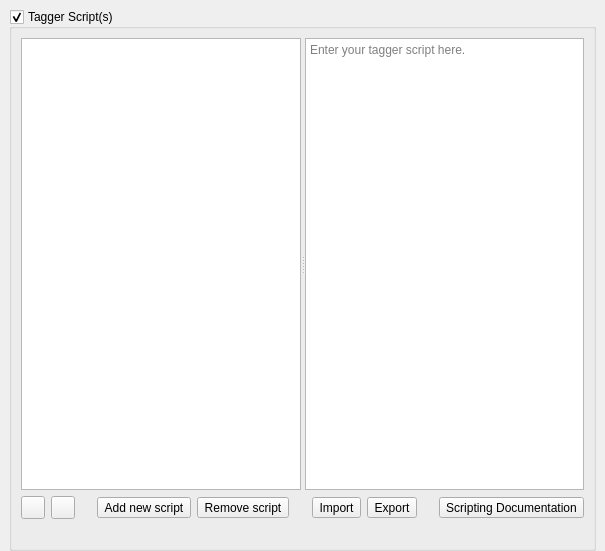
Before: the Qt Designer form ui/options_script.ui in metabrainz/picard, drawn with Qt 5.
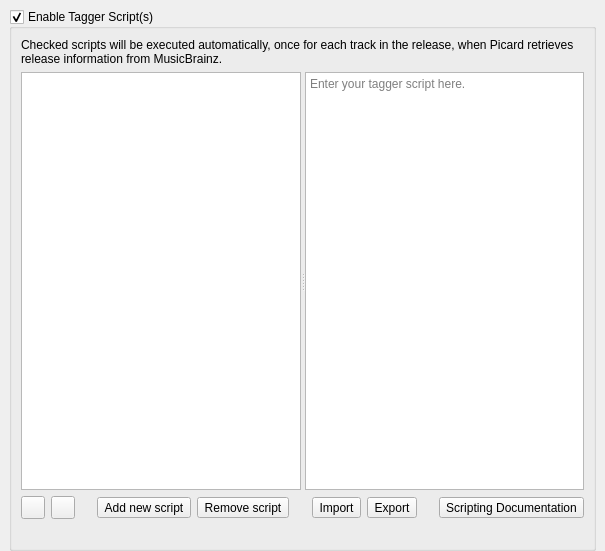
After: the same form once the commit is applied. Icons and pictures are not drawn. Custom widgets are drawn as their Qt base class.

Commit message: Add clarification text to scripting options ui

```diff
--- a/ui/options_script.ui
+++ b/ui/options_script.ui
@@ -29,12 +29,29 @@
    <item>
     <widget class="QGroupBox" name="enable_tagger_scripts">
      <property name="title">
-      <string>Tagger Script(s)</string>
+      <string>Enable Tagger Script(s)</string>
      </property>
      <property name="checkable">
       <bool>true</bool>
      </property>
      <layout class="QVBoxLayout" name="verticalLayout">
+      <item>
+       <layout class="QHBoxLayout" name="horizontalLayout_2">
+        <property name="bottomMargin">
+         <number>0</number>
+        </property>
+        <item>
+         <widget class="QLabel" name="label">
+          <property name="text">
+           <string>&lt;html&gt;&lt;head/&gt;&lt;body&gt;&lt;p&gt;Checked scripts will be executed automatically, once for each track in the release, when Picard retrieves release information from MusicBrainz.&lt;/p&gt;&lt;/body&gt;&lt;/html&gt;</string>
+          </property>
+          <property name="wordWrap">
+           <bool>true</bool>
+          </property>
+         </widget>
+        </item>
+       </layout>
+      </item>
       <item>
        <widget class="QSplitter" name="scripting_options_splitter">
         <property name="sizePolicy">
```
The commit also changes 1 other file.
